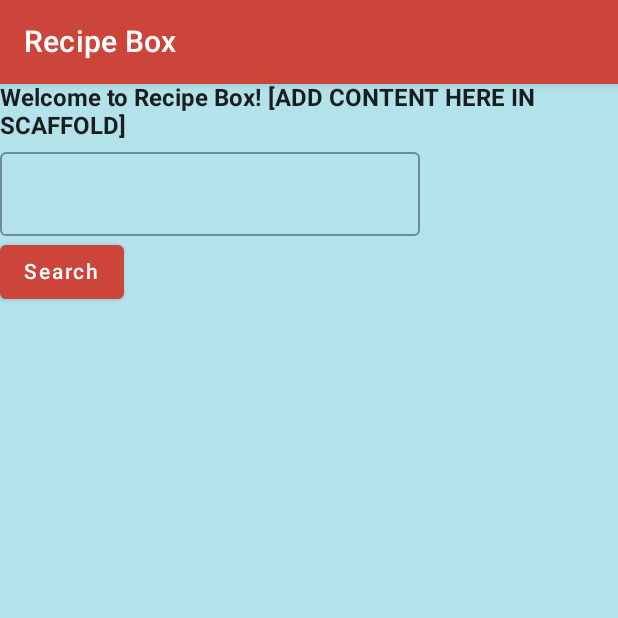
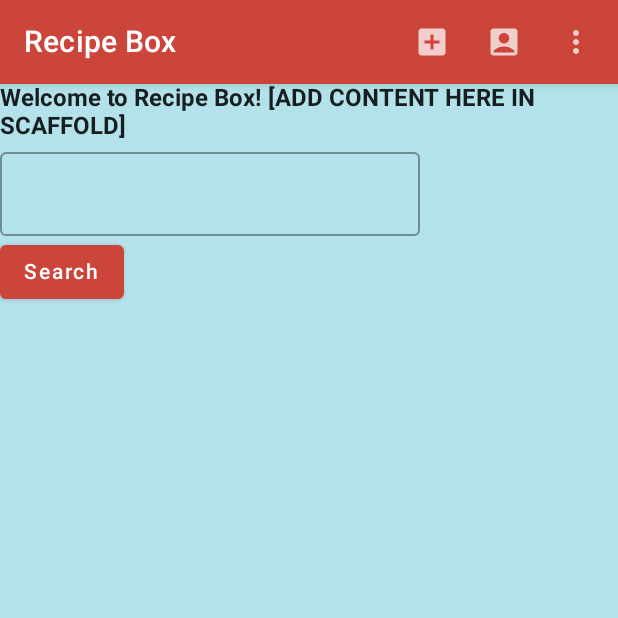
Before and after one commit to bolandmj/RecipeBox, an Android app built with Jetpack Compose: the screen it shows after launch (MainActivity), on a phone screen of 412 x 824 dp, the top half of it. Run offline under Robolectric (Android 15) with nearby library versions, the phone set to English and light mode, and no system bars.

Commit message:
Added Icons to Action Bar

```diff
--- a/app2/src/main/java/com/example/recipebox/MainActivity.kt
+++ b/app2/src/main/java/com/example/recipebox/MainActivity.kt
@@ -1,6 +1,8 @@
 package com.example.recipebox
 
+import android.graphics.drawable.VectorDrawable
 import android.os.Bundle
+import android.view.Menu
 import android.widget.Toast
 import androidx.activity.ComponentActivity
 import androidx.activity.compose.setContent
@@ -8,9 +10,14 @@ import androidx.compose.foundation.layout.Column
 import androidx.compose.foundation.layout.fillMaxSize
 import androidx.compose.foundation.layout.padding
 import androidx.compose.material.*
+import androidx.compose.material.icons.Icons
+import androidx.compose.material.icons.filled.Favorite
+import androidx.compose.material.icons.filled.MoreVert
 import androidx.compose.runtime.*
 import androidx.compose.ui.Modifier
+import androidx.compose.ui.graphics.vector.ImageVector
 import androidx.compose.ui.platform.LocalContext
+import androidx.compose.ui.res.painterResource
 import androidx.compose.ui.res.stringResource
 import androidx.compose.ui.tooling.preview.Preview
 import com.example.recipebox.Scaffold
@@ -33,16 +40,57 @@ class MainActivity : ComponentActivity() {
 
         }
     }
+    override fun onCreateOptionsMenu(menu: Menu): Boolean {
+        menuInflater.inflate(R.menu.nav_menu, menu)
+        return true
+    }
+
 }
 
 @Composable
 fun Scaffold() {
     var recipeName by remember { mutableStateOf("")}
+    var mDisplayMenu by remember { mutableStateOf(false) }
     val context = LocalContext.current
     val scaffoldState = rememberScaffoldState(rememberDrawerState(DrawerValue.Closed))
+
     Scaffold(
         scaffoldState = scaffoldState,
-        topBar = { TopAppBar(title = {Text("Recipe Box")},backgroundColor = MaterialTheme.colors.primary)  },
+        topBar = {
+            TopAppBar(
+                title = { Text("Recipe Box")} ,backgroundColor = MaterialTheme.colors.primary,
+                actions = {
+
+                    // Make post icon
+                    IconButton(onClick = { Toast.makeText(context, "Make Post", Toast.LENGTH_SHORT).show() }) {
+                        Icon(painter = painterResource(id = R.drawable.ic_add_box_24), "")
+                    }
+
+                    // View account icon
+                    IconButton(onClick = { Toast.makeText(context, "View Account", Toast.LENGTH_SHORT).show() }) {
+                        Icon(painter = painterResource(id = R.drawable.ic_account_box), "")
+                    }
+
+                    // Dropdown menu
+                    IconButton(onClick = { mDisplayMenu = !mDisplayMenu }) {
+                        Icon(Icons.Default.MoreVert, "")
+                    }
+                    DropdownMenu(
+                        expanded = mDisplayMenu,
+                        onDismissRequest = { mDisplayMenu = false }
+                    ) {
+
+                        DropdownMenuItem(onClick = { Toast.makeText(context, "Settings", Toast.LENGTH_SHORT).show() }) {
+                            Text(text = "Settings")
+                        }
+
+                        DropdownMenuItem(onClick = { Toast.makeText(context, "Logout", Toast.LENGTH_SHORT).show() }) {
+                            Text(text = "Logout")
+                        }
+                    }
+                }
+            )},
+
         content = { padding ->
             Column(modifier = Modifier
                 .padding(padding)) {
@@ -60,9 +108,8 @@ fun Scaffold() {
                 Text(text = "Search")
             }
         }
-        },
-    )
-}
+})}
+
 
 
 @Preview(showBackground = true)
@@ -70,5 +117,6 @@ fun Scaffold() {
 fun DefaultPreview() {
     RecipeBoxTheme {
         Scaffold()
+
     }
 }
--- /dev/null
+++ b/app2/src/main/res/drawable/ic_account_box.xml
@@ -0,0 +1,5 @@
+<vector android:height="24dp" android:tint="#FFFFFF"
+    android:viewportHeight="24" android:viewportWidth="24"
+    android:width="24dp" xmlns:android="http://schemas.android.com/apk/res/android">
+    <path android:fillColor="@android:color/white" android:pathData="M19,3H5C3.9,3 3,3.9 3,5v14c0,1.1 0.9,2 2,2h14c1.1,0 2,-0.9 2,-2V5C21,3.9 20.1,3 19,3zM12,6c1.93,0 3.5,1.57 3.5,3.5c0,1.93 -1.57,3.5 -3.5,3.5s-3.5,-1.57 -3.5,-3.5C8.5,7.57 10.07,6 12,6zM19,19H5v-0.23c0,-0.62 0.28,-1.2 0.76,-1.58C7.47,15.82 9.64,15 12,15s4.53,0.82 6.24,2.19c0.48,0.38 0.76,0.97 0.76,1.58V19z"/>
+</vector>
--- /dev/null
+++ b/app2/src/main/res/drawable/ic_add_box_24.xml
@@ -0,0 +1,5 @@
+<vector android:height="24dp" android:tint="#FFFFFF"
+    android:viewportHeight="24" android:viewportWidth="24"
+    android:width="24dp" xmlns:android="http://schemas.android.com/apk/res/android">
+    <path android:fillColor="@android:color/white" android:pathData="M19,3L5,3c-1.11,0 -2,0.9 -2,2v14c0,1.1 0.89,2 2,2h14c1.1,0 2,-0.9 2,-2L21,5c0,-1.1 -0.9,-2 -2,-2zM17,13h-4v4h-2v-4L7,13v-2h4L11,7h2v4h4v2z"/>
+</vector>
--- /dev/null
+++ b/app2/src/main/res/drawable/ic_menu_24.xml
@@ -0,0 +1,5 @@
+<vector android:height="24dp" android:tint="#FFFFFF"
+    android:viewportHeight="24" android:viewportWidth="24"
+    android:width="24dp" xmlns:android="http://schemas.android.com/apk/res/android">
+    <path android:fillColor="@android:color/white" android:pathData="M3,18h18v-2L3,16v2zM3,13h18v-2L3,11v2zM3,6v2h18L21,6L3,6z"/>
+</vector>
--- /dev/null
+++ b/app2/src/main/res/menu/nav_menu.xml
@@ -0,0 +1,14 @@
+<?xml version="1.0" encoding="utf-8"?>
+<menu xmlns:app="http://schemas.android.com/apk/res-auto"
+    xmlns:android="http://schemas.android.com/apk/res/android">
+
+    <item android:id="@+id/nav_post"
+        android:icon="@drawable/ic_add_box_24"
+        android:title="Make Post"/>
+
+    <item android:id="@+id/nav_menu"
+        android:icon="@drawable/ic_menu_24"
+        android:title="Options"/>
+
+
+</menu>
```
Lines whose indentation alone changed are shown as unchanged.
